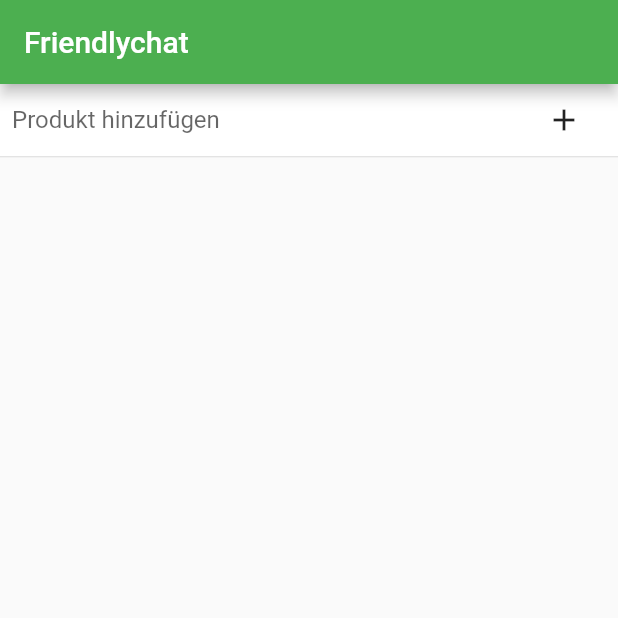
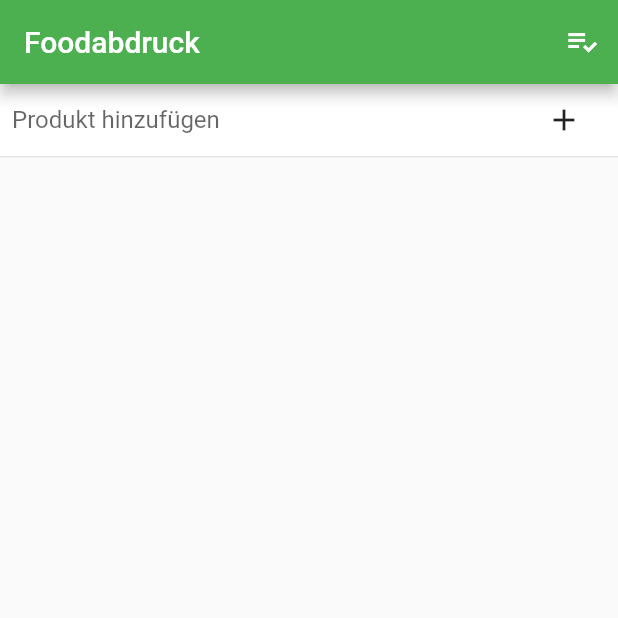
Before and after one commit to benschuler/climathon2019, a Flutter app: the screen it shows after launch, on a phone screen of 412 x 824 dp, the top half of it. Run offline on Flutter 3.47's test engine with Material 2 defaults, Android fonts, the phone set to English and light mode, and no system bars.

Commit message:
Elas Knopf oben rechts

```diff
--- a/lib/main.dart
+++ b/lib/main.dart
@@ -52,7 +52,11 @@ class _MyHomePageState extends State<MyHomePage> {
   Widget build(BuildContext context) {
     // This method is rerun every time setState is called
     return new Scaffold(
-      appBar: new AppBar(title: new Text("Friendlychat")),
+      appBar: new AppBar(title: new Text("Foodabdruck"),
+          actions: <Widget>[      // Add 3 lines from here...
+          IconButton(icon: Icon(Icons.playlist_add_check), onPressed: _pushSaved)
+          ],                      // ... to here.
+      ),
       body: new Column(
         children: <Widget>[
           new Container(
@@ -70,6 +74,31 @@ class _MyHomePageState extends State<MyHomePage> {
           ),
         ],
       ),
+    );
+  }
+
+  void _pushSaved() {
+    Navigator.of(context).push(
+      MaterialPageRoute<void>(   // Add 20 lines from here...
+        builder: (BuildContext context) {
+//          final Iterable<ListTile> tiles = _saved.map(
+//                (WordPair pair) {
+//              return ListTile(
+//                title: Text(
+//                  pair.asPascalCase,
+//                  style: _biggerFont,
+//                ),
+//              );
+//            },
+//          );
+//          final List<Widget> divided = ListTile
+//              .divideTiles(
+//            context: context,
+//            tiles: tiles,
+//          )
+//              .toList();
+        },
+      ),                       // ... to here.
     );
   }
 
```
